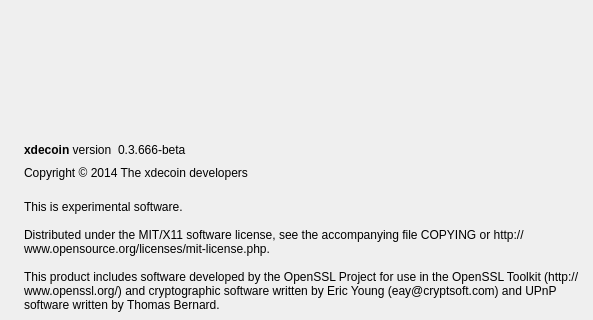
The window that src/qt/forms/aboutdialog.ui (rarecoin/RareCoin) describes before a commit, drawn with Qt 5; both pictures show x 0 to 593 and y 0 to 320 of the 593 by 479 pixel window.
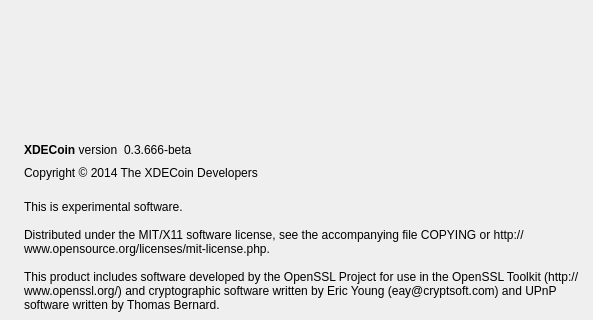
The same window after the commit. Icons and pictures are not drawn.

What changed in the file:
```diff
--- a/src/qt/forms/aboutdialog.ui
+++ b/src/qt/forms/aboutdialog.ui
@@ -50,7 +50,7 @@
           <cursorShape>IBeamCursor</cursorShape>
          </property>
          <property name="text">
-          <string>&lt;b&gt;xdecoin&lt;/b&gt; version</string>
+          <string>&lt;b&gt;XDECoin&lt;/b&gt; version</string>
          </property>
          <property name="textInteractionFlags">
           <set>Qt::LinksAccessibleByMouse|Qt::TextSelectableByKeyboard|Qt::TextSelectableByMouse</set>
@@ -91,7 +91,7 @@
         <cursorShape>IBeamCursor</cursorShape>
        </property>
        <property name="text">
-        <string>Copyright © 2014 The xdecoin developers</string>
+        <string>Copyright © 2014 The XDECoin Developers</string>
        </property>
        <property name="textInteractionFlags">
         <set>Qt::LinksAccessibleByMouse|Qt::TextSelectableByKeyboard|Qt::TextSelectableByMouse</set>
```
Left out of the diff: 2 changed lines with no effect on the pictures.
